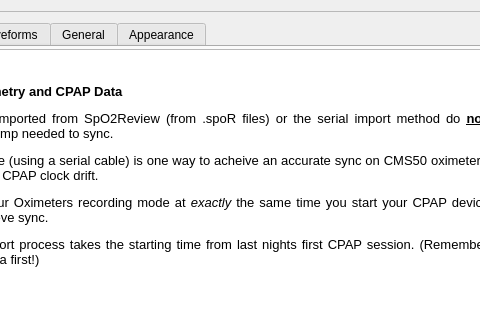
Above: oscar/preferencesdialog.ui from CrimsonNape-Red/OSCAR-SQL before the change; both pictures show x 367 to 847 and y 0 to 320 of the 942 by 994 pixel window. Below: the same form after it.
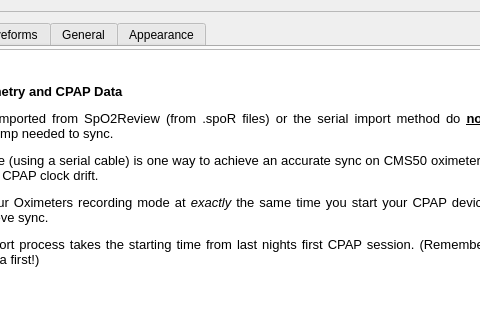
That is the form after the change. Icons and pictures are not drawn.

Patch:
```diff
--- a/oscar/preferencesdialog.ui
+++ b/oscar/preferencesdialog.ui
@@ -2138,7 +2138,7 @@
 &lt;p style=&quot; margin-top:0px; margin-bottom:0px; margin-left:0px; margin-right:0px; -qt-block-indent:0; text-indent:0px;&quot;&gt;&lt;span style=&quot; font-family:'Ubuntu'; font-size:11pt;&quot;&gt; &lt;/span&gt;&lt;/p&gt;
 &lt;p style=&quot; margin-top:12px; margin-bottom:12px; margin-left:0px; margin-right:0px; -qt-block-indent:0; text-indent:0px;&quot;&gt;&lt;span style=&quot; font-family:'Sans'; font-size:10pt; font-weight:600;&quot;&gt;Syncing Oximetry and CPAP Data&lt;/span&gt;&lt;/p&gt;
 &lt;p align=&quot;justify&quot; style=&quot; margin-top:12px; margin-bottom:12px; margin-left:0px; margin-right:0px; -qt-block-indent:0; text-indent:0px;&quot;&gt;&lt;span style=&quot; font-family:'Sans'; font-size:10pt;&quot;&gt;CMS50 data imported from SpO2Review (from .spoR files) or the serial import method do &lt;/span&gt;&lt;span style=&quot; font-family:'Sans'; font-size:10pt; font-weight:600; text-decoration: underline;&quot;&gt;not&lt;/span&gt;&lt;span style=&quot; font-family:'Sans'; font-size:10pt;&quot;&gt; have the correct timestamp needed to sync.&lt;/span&gt;&lt;/p&gt;
-&lt;p align=&quot;justify&quot; style=&quot; margin-top:12px; margin-bottom:12px; margin-left:0px; margin-right:0px; -qt-block-indent:0; text-indent:0px;&quot;&gt;&lt;span style=&quot; font-family:'Sans'; font-size:10pt;&quot;&gt;Live view mode (using a serial cable) is one way to acheive an accurate sync on CMS50 oximeters, but does not counter for CPAP clock drift.&lt;/span&gt;&lt;/p&gt;
+&lt;p align=&quot;justify&quot; style=&quot; margin-top:12px; margin-bottom:12px; margin-left:0px; margin-right:0px; -qt-block-indent:0; text-indent:0px;&quot;&gt;&lt;span style=&quot; font-family:'Sans'; font-size:10pt;&quot;&gt;Live view mode (using a serial cable) is one way to achieve an accurate sync on CMS50 oximeters, but does not counter for CPAP clock drift.&lt;/span&gt;&lt;/p&gt;
 &lt;p align=&quot;justify&quot; style=&quot; margin-top:12px; margin-bottom:12px; margin-left:0px; margin-right:0px; -qt-block-indent:0; text-indent:0px;&quot;&gt;&lt;span style=&quot; font-family:'Sans'; font-size:10pt;&quot;&gt;If you start your Oximeters recording mode at &lt;/span&gt;&lt;span style=&quot; font-family:'Sans'; font-size:10pt; font-style:italic;&quot;&gt;exactly &lt;/span&gt;&lt;span style=&quot; font-family:'Sans'; font-size:10pt;&quot;&gt;the same time you start your CPAP device, you can now also achieve sync. &lt;/span&gt;&lt;/p&gt;
 &lt;p align=&quot;justify&quot; style=&quot; margin-top:12px; margin-bottom:12px; margin-left:0px; margin-right:0px; -qt-block-indent:0; text-indent:0px;&quot;&gt;&lt;span style=&quot; font-family:'Sans'; font-size:10pt;&quot;&gt;The serial import process takes the starting time from last nights first CPAP session. (Remember to import your CPAP data first!)&lt;/span&gt;&lt;/p&gt;&lt;/body&gt;&lt;/html&gt;</string>
                 </property>
```
Left out of the diff: 14 changed lines with no effect on the pictures.
